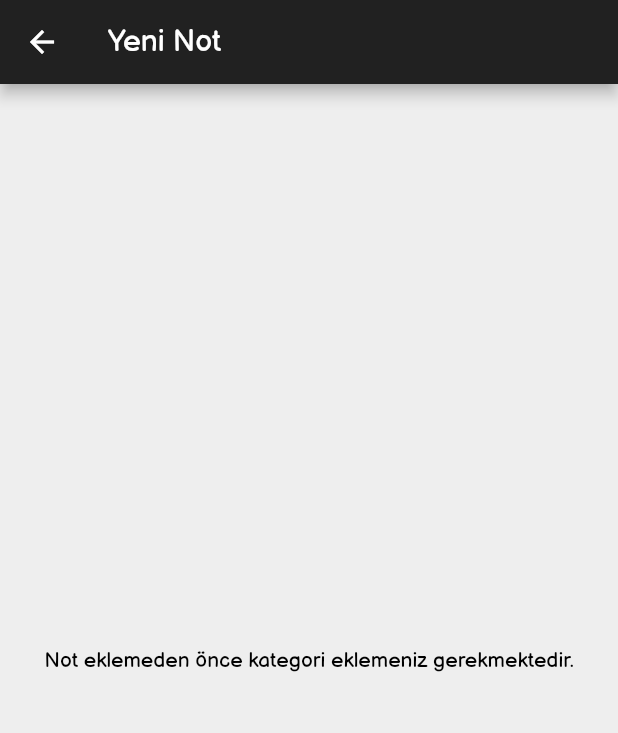
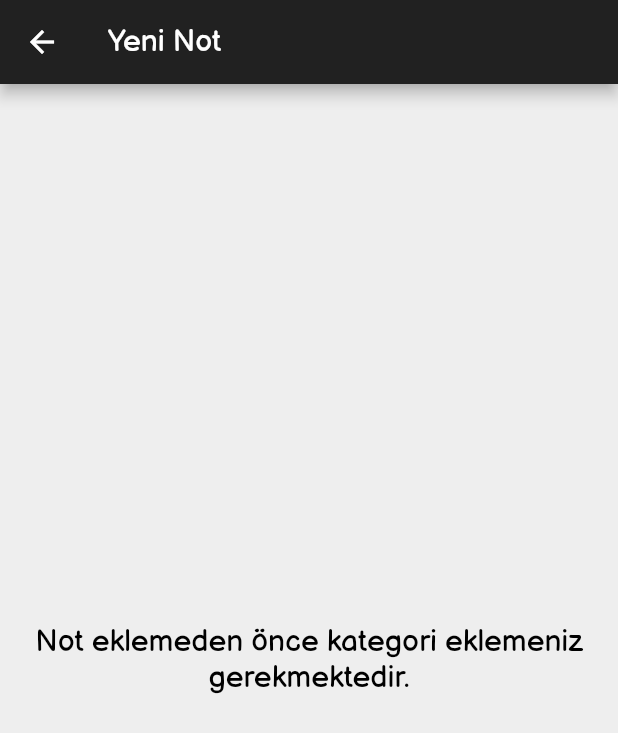
Before and after one commit to feyzagezerer/notlar, a Flutter app: the NoteContent screen opened directly, on a phone screen of 412 x 824 dp. Shown: the top 733 px of the screen. Run offline on Flutter 3.47's test engine with Material 2 defaults, Android fonts, the phone set to English and light mode, and no system bars; our stand-ins replace sqflite; accounts and stored records are empty.

Commit message:
bossaekran bosdegil

```diff
--- a/lib/note_content.dart
+++ b/lib/note_content.dart
@@ -55,6 +55,7 @@ class _NoteContentState extends State<NoteContent> {
     var tag = TextStyle(
         //etiket
         fontWeight: FontWeight.w400,
+        fontFamily: 'Balsamiq',
         fontSize: 18,
         color: Colors.orange);
 
@@ -69,7 +70,11 @@ class _NoteContentState extends State<NoteContent> {
           ? Center(
               child: Text(
                 "Not eklemeden önce kategori eklemeniz gerekmektedir.",
-                style: TextStyle(color: Colors.black),
+                style: TextStyle(
+                  color: Colors.black,
+                  fontSize: 20,
+                ),
+                textAlign: TextAlign.center,
               ),
             )
           : Container(
```
Also changed, not shown: lib/category_operations.dart (+6 -2 lines), lib/note_operations.dart (+16 -3 lines).
